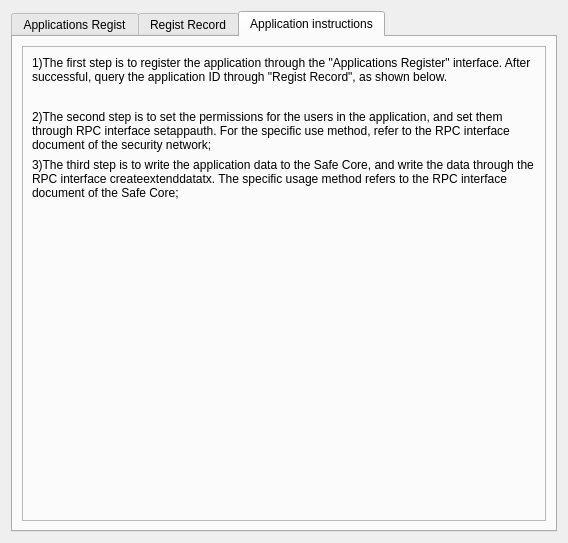
Qt form src/qt/forms/applicationspage.ui (SAFE-anwang/safe) before a commit.
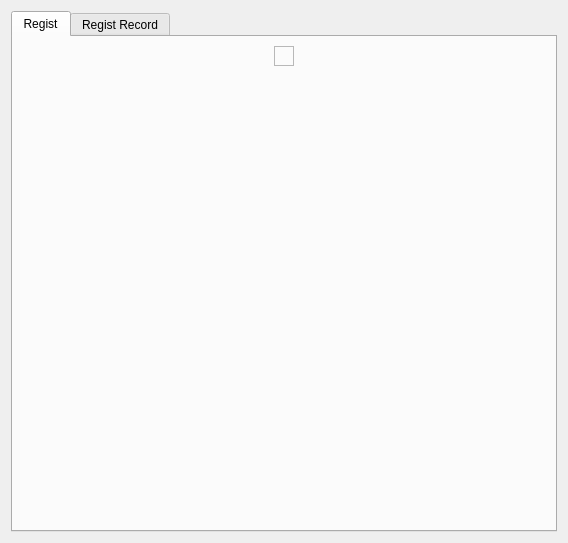
The same form after that commit. The open tabs and pages were chosen to show the change. Icons and pictures are not drawn.

```diff
--- a/src/qt/forms/applicationspage.ui
+++ b/src/qt/forms/applicationspage.ui
@@ -21,7 +21,7 @@
      </property>
      <widget class="QWidget" name="tabDistribute">
       <attribute name="title">
-       <string>Applications Regist</string>
+       <string>Regist</string>
       </attribute>
       <layout class="QGridLayout" name="gridLayout_3">
        <item row="0" column="0">
@@ -85,92 +85,6 @@
        <string>Regist Record</string>
       </attribute>
      </widget>
-     <widget class="QWidget" name="tabAppInstruction">
-      <attribute name="title">
-       <string>Application instructions</string>
-      </attribute>
-      <layout class="QGridLayout" name="gridLayout_5">
-       <item row="0" column="0">
-        <widget class="QFrame" name="frame">
-         <property name="frameShape">
-          <enum>QFrame::StyledPanel</enum>
-         </property>
-         <property name="frameShadow">
-          <enum>QFrame::Raised</enum>
-         </property>
-         <layout class="QGridLayout" name="gridLayout_4">
-          <item row="0" column="0">
-           <layout class="QHBoxLayout" name="horizontalLayout">
-            <item>
-             <layout class="QVBoxLayout" name="verticalLayout_2">
-              <item>
-               <widget class="QLabel" name="label_step_1">
-                <property name="text">
-                 <string>1)The first step is to register the application through the &quot;Applications Register&quot; interface. After successful, query the application ID through &quot;Regist Record&quot;, as shown below.</string>
-                </property>
-                <property name="wordWrap">
-                 <bool>true</bool>
-                </property>
-               </widget>
-              </item>
-              <item>
-               <widget class="QLabel" name="picture">
-                <property name="text">
-                 <string/>
-                </property>
-                <property name="pixmap">
-                 <pixmap resource="../safe.qrc">:/images/light/regist_record</pixmap>
-                </property>
-                <property name="alignment">
-                 <set>Qt::AlignLeading|Qt::AlignLeft|Qt::AlignVCenter</set>
-                </property>
-                <property name="margin">
-                 <number>0</number>
-                </property>
-               </widget>
-              </item>
-              <item>
-               <widget class="QLabel" name="label_step_2">
-                <property name="text">
-                 <string>2)The second step is to set the permissions for the users in the application, and set them through RPC interface setappauth. For the specific use method, refer to the RPC interface document of the security network;</string>
-                </property>
-                <property name="wordWrap">
-                 <bool>true</bool>
-                </property>
-               </widget>
-              </item>
-              <item>
-               <widget class="QLabel" name="label_step_3">
-                <property name="text">
-                 <string>3)The third step is to write the application data to the Safe Core, and write the data through the RPC interface createextenddatatx. The specific usage method refers to the RPC interface document of the Safe Core;</string>
-                </property>
-                <property name="wordWrap">
-                 <bool>true</bool>
-                </property>
-               </widget>
-              </item>
-             </layout>
-            </item>
-           </layout>
-          </item>
-          <item row="1" column="0">
-           <spacer name="verticalSpacer_2">
-            <property name="orientation">
-             <enum>Qt::Vertical</enum>
-            </property>
-            <property name="sizeHint" stdset="0">
-             <size>
-              <width>20</width>
-              <height>317</height>
-             </size>
-            </property>
-           </spacer>
-          </item>
-         </layout>
-        </widget>
-       </item>
-      </layout>
-     </widget>
     </widget>
    </item>
   </layout>
```
Left out of the diff: 4 changed lines with no effect on the pictures.
